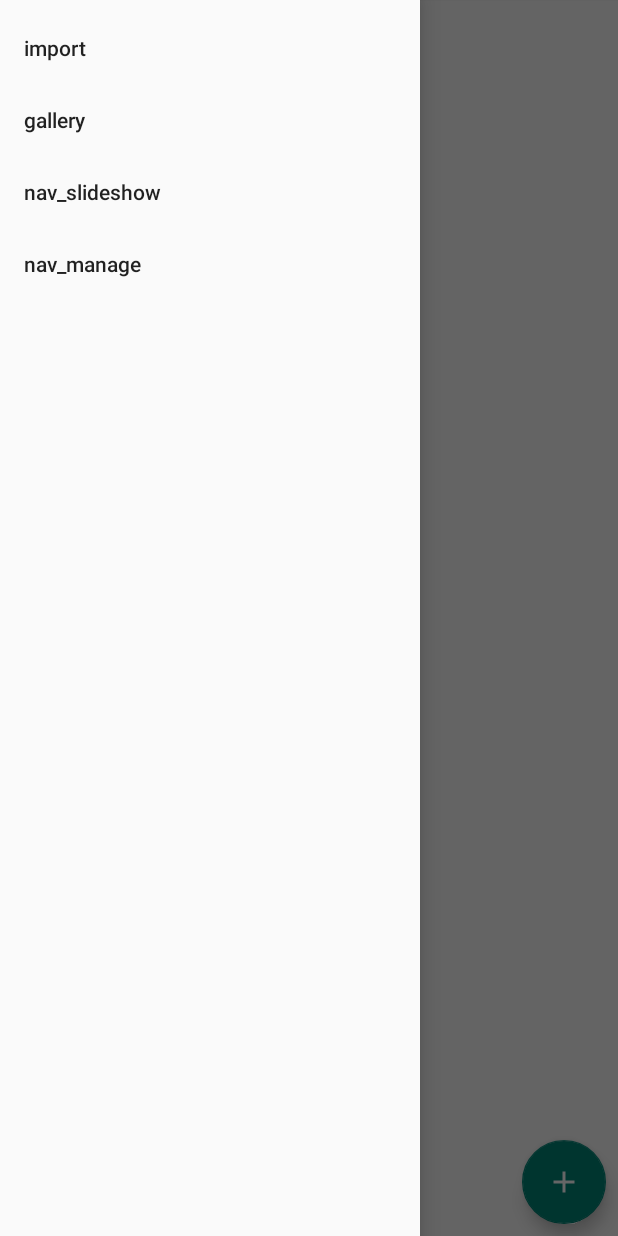
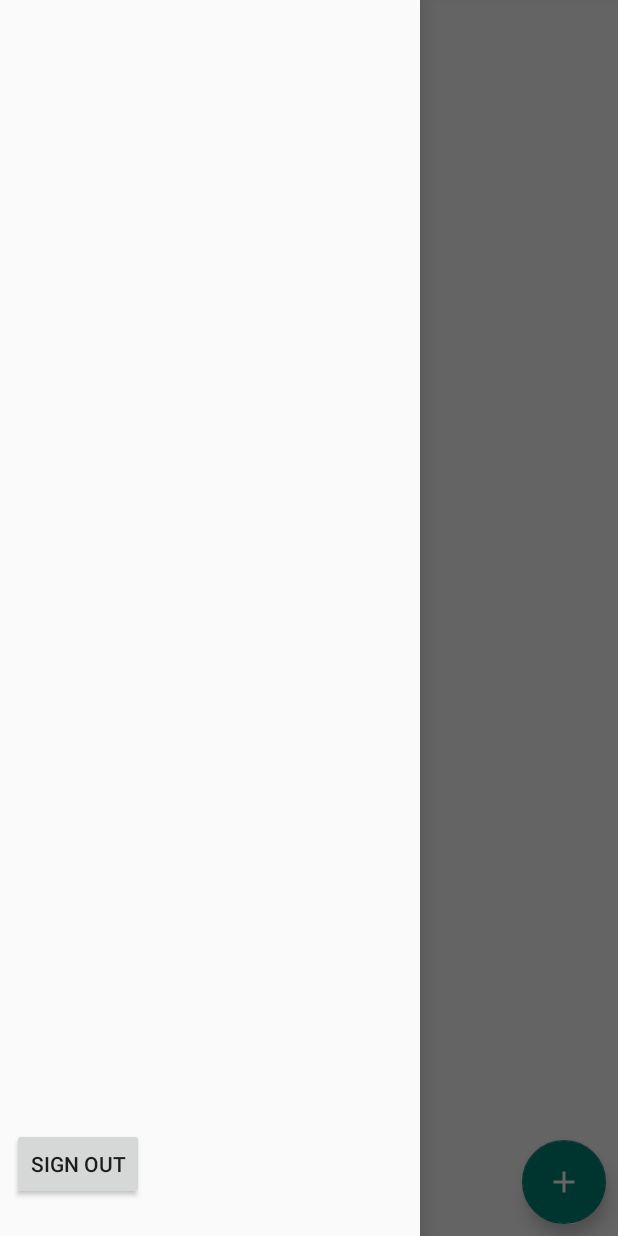
Before and after one commit to minut1bc/Groupify, an Android app: the screen it shows after launch once a user with an empty profile is signed in (FeedActivity), with the side drawer open, on a phone screen of 412 x 824 dp. Run offline under Robolectric (Android 15) with nearby library versions, the phone set to English and light mode, and no system bars; our stand-ins replace Firebase (no records; nobody signed in at launch, a user with empty details on screens opened directly); libraries missing offline, so code that uses them is left out: es.dmoral.toasty.

Commit message:
Implement NavigationDrawer functionality with Sign Out

```diff
--- a/app/src/main/AndroidManifest.xml
+++ b/app/src/main/AndroidManifest.xml
@@ -24,6 +24,7 @@
         </activity>
         <activity
             android:name=".activities.FeedActivity"
+            android:parentActivityName=".activities.MainActivity"
             android:theme="@style/Theme.AppCompat.Light.NoActionBar" />
         <activity
             android:name=".activities.EventActivity"
--- a/app/src/main/java/com/app/accgt/groupify/activities/FeedActivity.java
+++ b/app/src/main/java/com/app/accgt/groupify/activities/FeedActivity.java
@@ -18,12 +18,18 @@ import android.view.LayoutInflater;
 import android.view.MenuItem;
 import android.view.View;
 import android.view.ViewGroup;
+import android.widget.Button;
+import android.widget.TextView;
 
 import com.app.accgt.groupify.R;
 import com.app.accgt.groupify.models.Event;
 import com.app.accgt.groupify.utils.EventHolder;
+import com.firebase.ui.auth.AuthUI;
 import com.firebase.ui.firestore.FirestoreRecyclerAdapter;
 import com.firebase.ui.firestore.FirestoreRecyclerOptions;
+import com.google.android.gms.tasks.OnCompleteListener;
+import com.google.android.gms.tasks.Task;
+import com.google.firebase.auth.FirebaseAuth;
 import com.google.firebase.firestore.FirebaseFirestore;
 import com.google.firebase.firestore.Query;
 
@@ -34,6 +40,8 @@ public class FeedActivity extends AppCompatActivity {
     private RecyclerView.LayoutManager layoutManager;
     private FloatingActionButton addEventButton;
     private DrawerLayout drawerLayout;
+    private Button signOutButton;
+    private TextView userEmail;
 
     private FirestoreRecyclerAdapter adapter;
 
@@ -42,20 +50,23 @@ public class FeedActivity extends AppCompatActivity {
         super.onCreate(savedInstanceState);
         setContentView(R.layout.activity_feed);
 
+        signOutButton = findViewById(R.id.sign_out);
         addEventButton = findViewById(R.id.add_event_button);
         recyclerView = findViewById(R.id.recycler_view);
         recyclerView.setHasFixedSize(true);
         drawerLayout = findViewById(R.id.drawer_view);
+        userEmail = findViewById(R.id.user_email);
         NavigationView navigationView = findViewById(R.id.nav_view);
         navigationView.setNavigationItemSelectedListener(new NavigationView.OnNavigationItemSelectedListener() {
             @Override
             public boolean onNavigationItemSelected(@NonNull MenuItem menuItem) {
                 menuItem.setChecked(true);
                 drawerLayout.closeDrawers();
-
                 return true;
             }
         });
+
+        userEmail.setText(FirebaseAuth.getInstance().getCurrentUser().getEmail());
 
         Toolbar toolbar = findViewById(R.id.toolbar);
         setSupportActionBar(toolbar);
@@ -115,6 +126,24 @@ public class FeedActivity extends AppCompatActivity {
                 startActivity(intent);
             }
         });
+
+        signOutButton.setOnClickListener(new View.OnClickListener() {
+            @Override
+            public void onClick(View v) {
+                AuthUI.getInstance()
+                        .signOut(FeedActivity.this)
+                        .addOnCompleteListener(new OnCompleteListener<Void>() {
+                            @Override
+                            public void onComplete(@NonNull Task<Void> task) {
+                                // user is now signed out
+                                // do something (open a new activity)
+                                // ...
+
+                                finish();
+                            }
+                        });
+            }
+        });
     }
 
     @Override
--- a/app/src/main/res/layout/activity_feed.xml
+++ b/app/src/main/res/layout/activity_feed.xml
@@ -3,7 +3,8 @@
     xmlns:app="http://schemas.android.com/apk/res-auto"
     android:id="@+id/drawer_view"
     android:layout_width="match_parent"
-    android:layout_height="match_parent">
+    android:layout_height="match_parent"
+    android:fitsSystemWindows="true">
 
     <android.support.constraint.ConstraintLayout
         android:layout_width="match_parent"
@@ -47,7 +48,32 @@
         android:layout_width="wrap_content"
         android:layout_height="match_parent"
         android:layout_gravity="start"
-        android:fitsSystemWindows="true"
-        app:menu="@menu/drawer_view" />
+        android:fitsSystemWindows="true">
+
+        <RelativeLayout
+            android:layout_width="match_parent"
+            android:layout_height="match_parent">
+
+            <TextView
+                android:id="@+id/user_email"
+                android:layout_width="wrap_content"
+                android:layout_height="wrap_content"
+                android:layout_marginStart="8dp"
+                android:layout_marginTop="50dp"
+                android:text="email" />
+
+            <Button
+                android:id="@+id/sign_out"
+                android:layout_width="wrap_content"
+                android:layout_height="wrap_content"
+                android:layout_alignParentBottom="true"
+                android:layout_marginStart="8dp"
+                android:layout_marginBottom="24dp"
+                android:text="sign out" />
+
+        </RelativeLayout>
+
+
+    </android.support.design.widget.NavigationView>
 
 </android.support.v4.widget.DrawerLayout>
--- a/app/src/main/res/menu/add_event_menu.xml
+++ /dev/null
@@ -1,10 +0,0 @@
-<?xml version="1.0" encoding="utf-8"?>
-<menu xmlns:android="http://schemas.android.com/apk/res/android"
-    xmlns:app="http://schemas.android.com/apk/res-auto">
-    <item
-        android:id="@+id/save_event"
-        android:title="Save event"
-        android:icon="@drawable/ic_send_white_24dp"
-        android:orderInCategory="1"
-        app:showAsAction="always" />
-</menu>
--- a/app/src/main/res/menu/drawer_view.xml
+++ /dev/null
@@ -1,17 +0,0 @@
-<?xml version="1.0" encoding="utf-8"?>
-<menu xmlns:android="http://schemas.android.com/apk/res/android">
-    <group android:checkableBehavior="single">
-        <item
-            android:id="@+id/nav_camera"
-            android:title="import" />
-        <item
-            android:id="@+id/nav_gallery"
-            android:title="gallery" />
-        <item
-            android:id="@+id/nav_slideshow"
-            android:title="nav_slideshow" />
-        <item
-            android:id="@+id/nav_manage"
-            android:title="nav_manage" />
-    </group>
-</menu>
```
